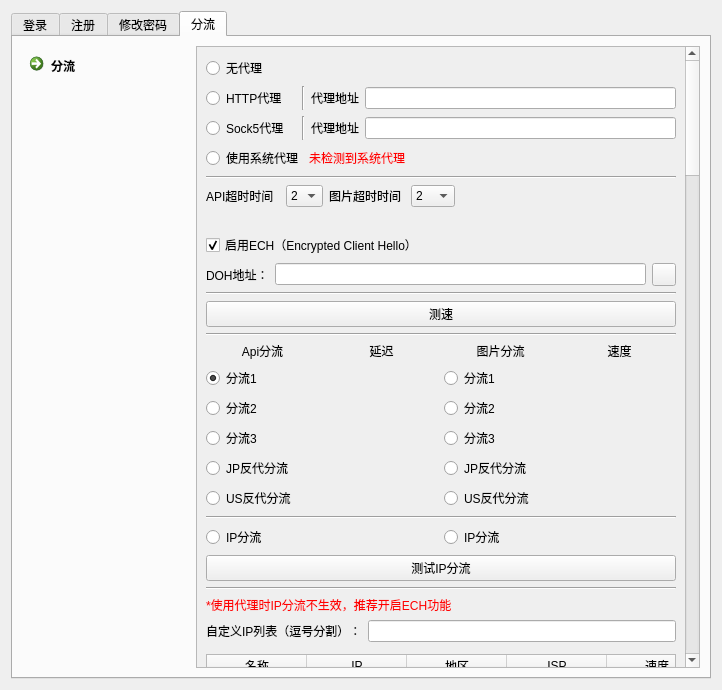
This is ui/ui_login_new.ui in A-Archives-and-Forks/picacg-qt as Qt 5 draws it before an edit. The edited form follows.
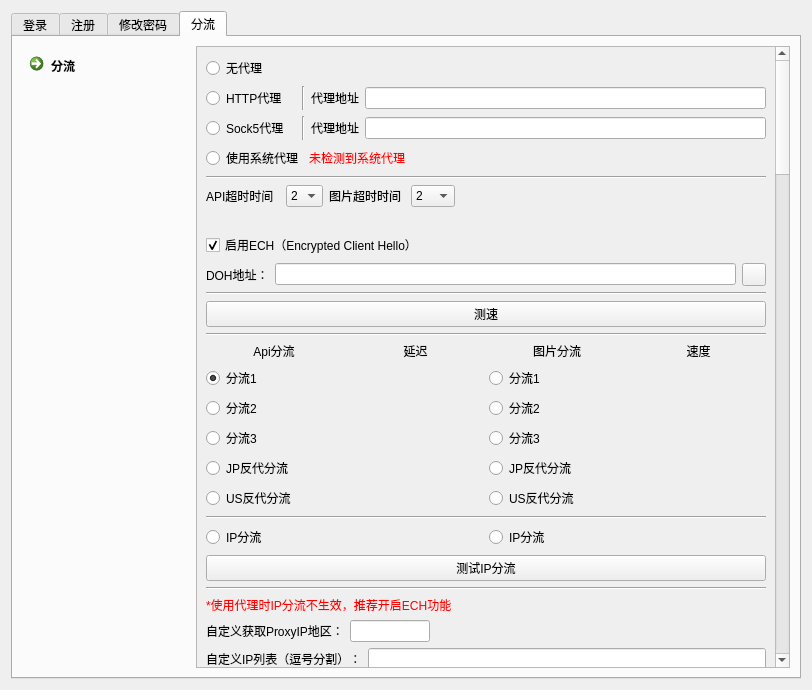
This is the edited form. Custom widgets are drawn as their Qt base class.

Commit message: 修改获取proxyip接口

The edit to the form file:
```diff
--- a/ui/ui_login_new.ui
+++ b/ui/ui_login_new.ui
@@ -6,7 +6,7 @@
    <rect>
     <x>0</x>
     <y>0</y>
-    <width>722</width>
+    <width>812</width>
     <height>690</height>
    </rect>
   </property>
@@ -727,9 +727,9 @@
             <property name="geometry">
              <rect>
               <x>0</x>
-              <y>0</y>
-              <width>479</width>
-              <height>3233</height>
+              <y>-187</y>
+              <width>569</width>
+              <height>3253</height>
              </rect>
             </property>
             <layout class="QVBoxLayout" name="verticalLayout_10">
@@ -1375,7 +1375,51 @@
               </layout>
              </item>
              <item>
-              <layout class="QHBoxLayout" name="horizontalLayout_29"/>
+              <layout class="QHBoxLayout" name="horizontalLayout_29">
+               <item>
+                <widget class="QLabel" name="label_2">
+                 <property name="text">
+                  <string>自定义获取ProxyIP地区：</string>
+                 </property>
+                </widget>
+               </item>
+               <item>
+                <widget class="TipLineEdit" name="proxyIpEdit">
+                 <property name="maximumSize">
+                  <size>
+                   <width>80</width>
+                   <height>16777215</height>
+                  </size>
+                 </property>
+                </widget>
+               </item>
+               <item>
+                <widget class="QLabel" name="proxyIpLabel">
+                 <property name="minimumSize">
+                  <size>
+                   <width>80</width>
+                   <height>0</height>
+                  </size>
+                 </property>
+                 <property name="text">
+                  <string/>
+                 </property>
+                </widget>
+               </item>
+               <item>
+                <spacer name="horizontalSpacer_11">
+                 <property name="orientation">
+                  <enum>Qt::Horizontal</enum>
+                 </property>
+                 <property name="sizeHint" stdset="0">
+                  <size>
+                   <width>40</width>
+                   <height>20</height>
+                  </size>
+                 </property>
+                </spacer>
+               </item>
+              </layout>
              </item>
              <item>
               <layout class="QHBoxLayout" name="horizontalLayout_26">
```
Left out of the diff: 63 changed lines with no effect on the pictures. The commit also changes 6 other files.
